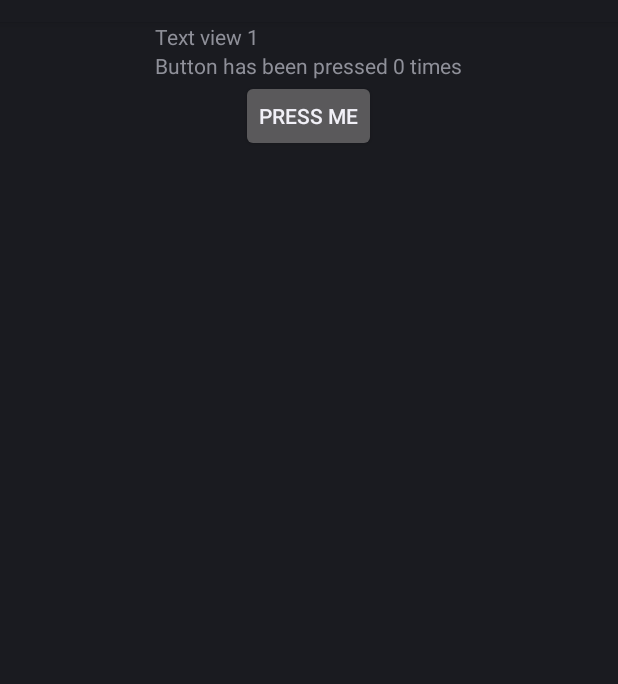
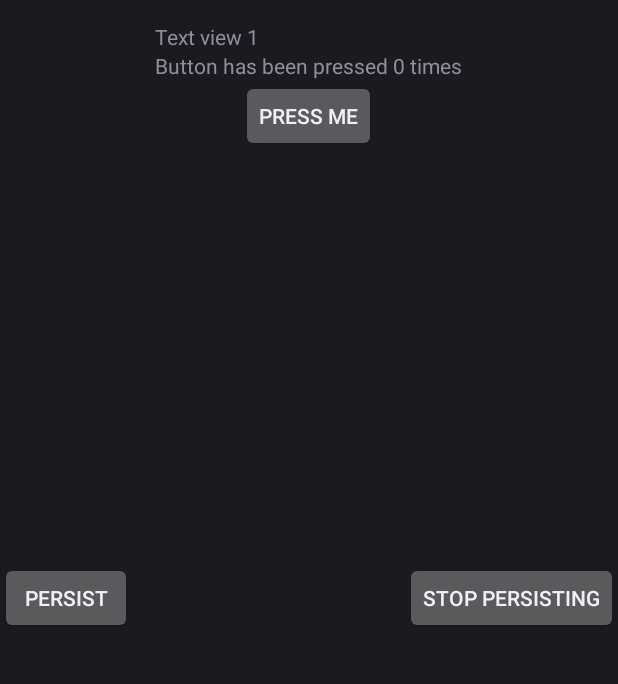
Before and after one commit to wealdtech/wealdtech-android, an Android app: the screen it shows after launch (PlayActivity), on a phone screen of 412 x 824 dp, the part 62-746 px from its top. Run offline under Robolectric (Android 15) with nearby library versions, the phone set to English and light mode, and no system bars; libraries missing offline, so code that uses them is left out: ch.qos.logback, org.slf4j; 9 statements that could not run were skipped.

Commit message:
Added customisable persistence

```diff
--- a/wealdtech-fabric/src/main/java/com/wealdtech/android/fabric/Fabric.java
+++ b/wealdtech-fabric/src/main/java/com/wealdtech/android/fabric/Fabric.java
@@ -2,20 +2,20 @@ package com.wealdtech.android.fabric;
 
 import android.app.Activity;
 import android.content.Context;
-import android.content.SharedPreferences;
 import com.fasterxml.jackson.annotation.JsonCreator;
-import com.fasterxml.jackson.annotation.JsonIgnore;
 import com.fasterxml.jackson.annotation.JsonProperty;
-import com.fasterxml.jackson.core.JsonProcessingException;
 import com.google.common.base.Objects;
 import com.google.common.collect.ArrayListMultimap;
 import com.google.common.collect.Maps;
 import com.google.common.collect.Multimap;
+import com.wealdtech.android.fabric.persistence.FabricPersistenceStore;
+import com.wealdtech.android.fabric.persistence.FabricPersistenceStrategy;
+import com.wealdtech.android.fabric.persistence.PrefsPersistenceStore;
+import com.wealdtech.android.fabric.persistence.SafePersistenceStrategy;
 import com.wealdtech.jackson.WealdMapper;
 import org.slf4j.Logger;
 import org.slf4j.LoggerFactory;
 
-import java.io.IOException;
 import java.util.Map;
 
 /**
@@ -36,17 +36,12 @@ public class Fabric
 
   private static Fabric instance = null;
 
-  // Fabric is backed by shared preferences
-  @JsonIgnore
-  private final SharedPreferences prefs;
+  // A persistence strategy and store
+  private static FabricPersistenceStore persistenceStore = null;
+  private static FabricPersistenceStrategy persistenceStrategy = null;
 
   // A context is required for creating shared preferences.  This is configured in init()
-  @JsonIgnore
   private static Context context;
-
-  // A name is required for creating shared preferences.  This is configured in init()
-  @JsonIgnore
-  private static String name;
 
   // Global scope is contained in a single key:value store
   private final Map<String, Object> globalScope;
@@ -63,35 +58,29 @@ public class Fabric
                  @JsonProperty("activitypersists") final Multimap<String, String> activityPersists,
                  @JsonProperty("componentscope") final Map<String, Map<String, Map<String, Object>>> componentScope)
   {
-    this.prefs = context.getSharedPreferences("fabric-" + name, Context.MODE_PRIVATE);
     this.globalScope = Objects.firstNonNull(globalScope, Maps.<String, Object>newConcurrentMap());
     this.activityScope = Objects.firstNonNull(activityScope, Maps.<String, Map<String, Object>>newConcurrentMap());
     this.activityPersists = Objects.firstNonNull(activityPersists, ArrayListMultimap.<String, String>create());
     this.componentScope = Objects.firstNonNull(componentScope, Maps.<String, Map<String, Map<String, Object>>>newConcurrentMap());
   }
-//  private Fabric()
-//  {
-//    prefs = context.getSharedPreferences("fabric-" + name, Context.MODE_PRIVATE);
-//    globalScope = Maps.newConcurrentMap();
-//    globalScope.putAll(prefs.getAll());
-//    activityScope = Maps.newConcurrentMap();
-//    // Import activity persists from preferences
-//    activityPersists = ArrayListMultimap.create();
-//    // Import existing activity scope data from preferences
-//    componentScope = Maps.newConcurrentMap();
-//    // Read component persists from preferences
-//    // Import existing component scope data
-//  }
 
   /**
    * Initialise the fabric.
    * @param context the application-level context for the fabric
-   * @param name the name for the fabric.
    */
-  public static void init(final Context context, final String name)
+  public static void init(final Context context)
   {
     Fabric.context = context;
-    Fabric.name = name;
+  }
+
+  public static void setPersistenceStrategy(final FabricPersistenceStrategy persistenceStrategy)
+  {
+    Fabric.persistenceStrategy = persistenceStrategy;
+  }
+
+  public static void setPersistenceStore(final FabricPersistenceStore persistenceStore)
+  {
+    Fabric.persistenceStore = persistenceStore;
   }
 
   public static Fabric getInstance()
@@ -100,21 +89,31 @@ public class Fabric
     {
       synchronized (Fabric.class)
       {
-        if (context == null)
-        {
-          throw new IllegalStateException("Fabric has not been initialised; call Fabric.init() before first obtaining fabric");
-        }
         if (instance == null)
         {
-          final SharedPreferences prefs = context.getSharedPreferences("fabric-" + name, Context.MODE_PRIVATE);
-          try
+          if (context == null)
           {
-            instance = WealdMapper.getServerMapper().readValue(prefs.getString("fabric", "{}"), Fabric.class);
-            LOG.error("Fabric is {}", WealdMapper.getServerMapper().writeValueAsString(instance));
+            throw new IllegalStateException("Fabric has not been initialised; call Fabric.init() before first obtaining fabric");
           }
-          catch (IOException e)
+          if (persistenceStore == null)
           {
-            LOG.error("Failed to instantiate fabric: ", e);
+            persistenceStore = new PrefsPersistenceStore(context);
+          }
+          if (persistenceStrategy == null)
+          {
+            persistenceStrategy = new SafePersistenceStrategy(persistenceStore);
+          }
+          instance = persistenceStore.load();
+          if (LOG.isTraceEnabled())
+          {
+            try
+            {
+              LOG.trace("Fabric is {}", WealdMapper.getServerMapper().writeValueAsString(instance));
+            }
+            catch (Exception e)
+            {
+              LOG.error("Failed to instantiate fabric: ", e);
+            }
           }
         }
       }
@@ -140,19 +139,8 @@ public class Fabric
    */
   public <T> void set(final String key, final T value)
   {
-//    final SharedPreferences.Editor editor = prefs.edit();
-//    try
-//    {
-//      editor.putString(key, WealdMapper.getMapper().writeValueAsString(value));
-//    }
-//    catch (final JsonProcessingException e)
-//    {
-//      LOG.error("Failed to set value {}: ", value, e);
-//      throw new IllegalArgumentException("Failed to set value");
-//    }
-//    editor.commit();
     globalScope.put(key, value);
-    saveState();
+    persistenceStrategy.markDirty();
   }
 
   /**
@@ -161,11 +149,8 @@ public class Fabric
    */
   public void clear(final String key)
   {
-//    final SharedPreferences.Editor editor = prefs.edit();
-//    editor.remove(key);
-//    editor.commit();
     globalScope.remove(key);
-    saveState();
+    persistenceStrategy.markDirty();
   }
 
   /**
@@ -212,20 +197,11 @@ public class Fabric
       scope = Maps.newConcurrentMap();
       activityScope.put(activity.getLocalClassName(), scope);
     }
+    scope.put(key, value);
     if (activityPersists.containsKey(activity.getLocalClassName()))
     {
-      saveState();
-//      try
-//      {
-//        WealdMapper.getServerMapper().writeValueAsString(value);
-//      }
-//      catch (JsonProcessingException e)
-//      {
-//        LOG.error("Failed to write value {}: ", value, e);
-//        throw new IllegalArgumentException("Failed to set value");
-//      }
+      persistenceStrategy.markDirty();
     }
-    scope.put(key, value);
   }
 
   /**
@@ -241,7 +217,7 @@ public class Fabric
       scope.remove(key);
       if (activityPersists.containsKey(activity.getLocalClassName()))
       {
-        saveState();
+        persistenceStrategy.markDirty();
       }
     }
   }
@@ -366,23 +342,9 @@ public class Fabric
       if (value != null)
       {
         // Re-set it as we just removed it from persistent and local storage
-        set(activity, key, get(activity, key));
+        set(activity, key, value);
       }
+      persistenceStrategy.markDirty();
     }
   }
-
-  private void saveState()
-  {
-    final SharedPreferences.Editor editor = prefs.edit();
-    try
-    {
-      editor.putString("fabric", WealdMapper.getMapper().writeValueAsString(this));
-    }
-    catch (final JsonProcessingException e)
-    {
-      LOG.error("Failed to save state: ", e);
-      throw new IllegalArgumentException("Failed to save state");
-    }
-    editor.commit();
-  }
 }
--- a/wealdtech-fabric/src/main/java/com/wealdtech/android/fabric/FabricApplication.java
+++ b/wealdtech-fabric/src/main/java/com/wealdtech/android/fabric/FabricApplication.java
@@ -12,7 +12,7 @@ public class FabricApplication extends Application
   public void onCreate()
   {
     super.onCreate();
-    Fabric.init(getBaseContext(), "wealdtech-fabric");
+    Fabric.init(getBaseContext());
   }
 
   public Fabric fabric()
--- a/wealdtech-fabric/src/main/java/com/wealdtech/android/fabric/PlayActivity.java
+++ b/wealdtech-fabric/src/main/java/com/wealdtech/android/fabric/PlayActivity.java
@@ -6,23 +6,33 @@ import android.view.View;
 import android.widget.Button;
 import android.widget.RelativeLayout;
 import android.widget.TextView;
+import ch.qos.logback.classic.Level;
 import ch.qos.logback.classic.android.BasicLogcatConfigurator;
+import org.slf4j.Logger;
+import org.slf4j.LoggerFactory;
 
 /**
  */
 public class PlayActivity extends Activity
 {
+  private static final Logger LOG = LoggerFactory.getLogger(Fabric.class);
+
   static
   {
     // Only run this once regardless of how many times we start the activity
     BasicLogcatConfigurator.configureDefaultContext();
+    final ch.qos.logback.classic.Logger logger = (ch.qos.logback.classic.Logger)LoggerFactory.getLogger("com.wealdtech.android.fabric");
+    logger.setLevel(Level.TRACE);
   }
+
   public class ViewHolder
   {
     public RelativeLayout layout;
     public TextView textView1;
     public TextView textView2;
     public Button button1;
+    public Button button2;
+    public Button button3;
   }
   private ViewHolder holder = new ViewHolder();
 
@@ -41,9 +51,9 @@ public class PlayActivity extends Activity
 
     holder.textView1 = (TextView)findViewById(R.id.play_text_view_1);
     holder.textView2 = (TextView)findViewById(R.id.play_text_view_2);
-    holder.button1 = (Button)findViewById(R.id.play_button_1);
 
     final Activity thisActivity = this;
+    holder.button1 = (Button)findViewById(R.id.play_button_1);
     holder.button1.setOnClickListener(new View.OnClickListener()
     {
       @Override
@@ -53,7 +63,31 @@ public class PlayActivity extends Activity
         holder.textView2.setText("Button has been pressed " + Fabric.getInstance().get(thisActivity, "count") + " times");
       }
     });
-    Fabric.init(getApplicationContext(), "play");
+
+    holder.button2 = (Button)findViewById(R.id.play_button_2);
+    holder.button2.setOnClickListener(new View.OnClickListener()
+    {
+      @Override
+      public void onClick(final View v)
+      {
+        Fabric.getInstance().persist(thisActivity, "count");
+        holder.textView1.setText("Persisting press count");
+      }
+    });
+
+    holder.button3 = (Button)findViewById(R.id.play_button_3);
+    holder.button3.setOnClickListener(new View.OnClickListener()
+    {
+      @Override
+      public void onClick(final View v)
+      {
+        Fabric.getInstance().unpersist(thisActivity, "count");
+        holder.textView1.setText("Not persisting press count");
+      }
+    });
+
+
+    Fabric.init(getApplicationContext());
 
     Integer pressCount;
     pressCount = Fabric.getInstance().get(this, "count");
--- /dev/null
+++ b/wealdtech-fabric/src/main/java/com/wealdtech/android/fabric/persistence/FabricPersistenceStore.java
@@ -0,0 +1,13 @@
+package com.wealdtech.android.fabric.persistence;
+
+import com.wealdtech.android.fabric.Fabric;
+
+/**
+ * A persistence store defines how fabric is persisted
+ */
+public interface FabricPersistenceStore
+{
+  Fabric load();
+
+  void save(Fabric fabric);
+}
--- /dev/null
+++ b/wealdtech-fabric/src/main/java/com/wealdtech/android/fabric/persistence/FabricPersistenceStrategy.java
@@ -0,0 +1,9 @@
+package com.wealdtech.android.fabric.persistence;
+
+/**
+ * A persistence strategy defines when the in-memory fabric will be persisted
+ */
+public interface FabricPersistenceStrategy
+{
+  void markDirty();
+}
--- /dev/null
+++ b/wealdtech-fabric/src/main/java/com/wealdtech/android/fabric/persistence/PrefsPersistenceStore.java
@@ -0,0 +1,63 @@
+package com.wealdtech.android.fabric.persistence;
+
+import android.content.Context;
+import android.content.SharedPreferences;
+import com.fasterxml.jackson.core.JsonProcessingException;
+import com.wealdtech.android.fabric.Fabric;
+import com.wealdtech.jackson.WealdMapper;
+import org.slf4j.Logger;
+import org.slf4j.LoggerFactory;
+
+import java.io.IOException;
+
+/**
+ * A fabric persistence store which
+ */
+public class PrefsPersistenceStore implements FabricPersistenceStore
+{
+  private static final Logger LOG = LoggerFactory.getLogger(FabricPersistenceStore.class);
+
+  private final SharedPreferences prefs;
+
+  public PrefsPersistenceStore(final Context context)
+  {
+    this.prefs = context.getSharedPreferences("fabric", Context.MODE_PRIVATE);
+  }
+
+  @Override
+  public Fabric load()
+  {
+    try
+    {
+      final Fabric fabric = WealdMapper.getServerMapper().readValue(prefs.getString("fabric", "{}"), Fabric.class);
+      if (LOG.isTraceEnabled())
+      {
+        LOG.trace("Fabric is {}", WealdMapper.getServerMapper().writeValueAsString(fabric));
+      }
+      return fabric;
+    }
+    catch (IOException e)
+    {
+      LOG.error("Failed to instantiate fabric: ", e);
+      throw new IllegalStateException("Could not load fabric", e);
+    }
+  }
+
+  @Override
+  public void save(final Fabric fabric)
+  {
+    final SharedPreferences.Editor editor = prefs.edit();
+    try
+    {
+      final String fabricStr = WealdMapper.getServerMapper().writeValueAsString(fabric);
+      LOG.trace("Saving fabric state: {}", fabricStr);
+      editor.putString("fabric", fabricStr);
+    }
+    catch (final JsonProcessingException e)
+    {
+      LOG.error("Failed to save fabric: ", e);
+      throw new IllegalArgumentException("Failed to save fabric", e);
+    }
+    editor.commit();
+  }
+}
--- /dev/null
+++ b/wealdtech-fabric/src/main/java/com/wealdtech/android/fabric/persistence/SafePersistenceStrategy.java
@@ -0,0 +1,27 @@
+package com.wealdtech.android.fabric.persistence;
+
+import com.wealdtech.android.fabric.Fabric;
+import org.slf4j.Logger;
+import org.slf4j.LoggerFactory;
+
+/**
+ * A persistence strategy which provides maximum safety by saving the
+ * fabric whenever it is marked as dirty
+ */
+public class SafePersistenceStrategy implements FabricPersistenceStrategy
+{
+  private static final Logger LOG = LoggerFactory.getLogger(SafePersistenceStrategy.class);
+
+  private final FabricPersistenceStore store;
+
+  public SafePersistenceStrategy(final FabricPersistenceStore store)
+  {
+    this.store = store;
+  }
+
+  @Override
+  public void markDirty()
+  {
+    this.store.save(Fabric.getInstance());
+  }
+}
--- a/wealdtech-fabric/src/main/res/layout/play.xml
+++ b/wealdtech-fabric/src/main/res/layout/play.xml
@@ -30,4 +30,22 @@
         android:id="@+id/play_button_1"
         android:layout_below="@+id/play_text_view_2"
         android:layout_centerHorizontal="true" />
+
+    <Button
+        android:layout_width="wrap_content"
+        android:layout_height="wrap_content"
+        android:text="Persist"
+        android:id="@+id/play_button_2"
+        android:layout_centerVertical="true"
+        android:layout_alignParentLeft="true"
+        android:layout_alignParentStart="true" />
+
+    <Button
+        android:layout_width="wrap_content"
+        android:layout_height="wrap_content"
+        android:text="Stop persisting"
+        android:id="@+id/play_button_3"
+        android:layout_centerVertical="true"
+        android:layout_alignParentRight="true"
+        android:layout_alignParentEnd="true" />
 </RelativeLayout>
```
Also changed, not shown: 4 other files.
